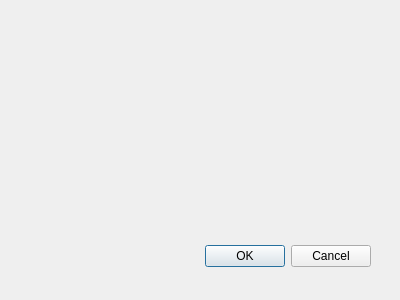
Old version of the form geo_randomizer_dialog_base.ui in the repository a-abdelkarim/GeoRandomizer.
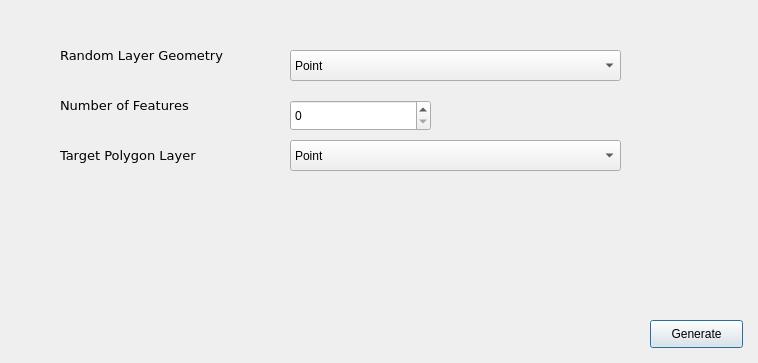
New version of the form.

Commit message: create base generator class && create point generator class && create generator factory method

```diff
--- a/geo_randomizer_dialog_base.ui
+++ b/geo_randomizer_dialog_base.ui
@@ -1,31 +1,156 @@
 <ui version="4.0" >
  <class>GeoRandomizerDialogBase</class>
- <widget class="QDialog" name="GeoRandomizerDialogBase" >
-  <property name="geometry" >
+ <widget class="QDialog" name="GeoRandomizerDialogBase">
+  <property name="geometry">
    <rect>
     <x>0</x>
     <y>0</y>
-    <width>400</width>
-    <height>300</height>
+    <width>758</width>
+    <height>363</height>
    </rect>
   </property>
   <property name="windowTitle" >
    <string>Geo Randomizer</string>
   </property>
-  <widget class="QDialogButtonBox" name="button_box" >
-   <property name="geometry" >
+  <widget class="QLabel" name="layer_geometry_label">
+   <property name="geometry">
     <rect>
-     <x>30</x>
-     <y>240</y>
-     <width>341</width>
-     <height>32</height>
+     <x>60</x>
+     <y>40</y>
+     <width>221</width>
+     <height>31</height>
     </rect>
    </property>
-   <property name="orientation" >
-    <enum>Qt::Horizontal</enum>
+   <property name="font">
+    <font>
+     <family>Verdana</family>
+     <pointsize>10</pointsize>
+     <weight>50</weight>
+     <bold>false</bold>
+    </font>
    </property>
-   <property name="standardButtons" >
-    <set>QDialogButtonBox::Cancel|QDialogButtonBox::Ok</set>
+   <property name="text">
+    <string>Random Layer Geometry</string>
+   </property>
+  </widget>
+  <widget class="QComboBox" name="layer_geometry_comboBox">
+   <property name="geometry">
+    <rect>
+     <x>290</x>
+     <y>50</y>
+     <width>331</width>
+     <height>31</height>
+    </rect>
+   </property>
+   <property name="font">
+    <font>
+     <pointsize>9</pointsize>
+    </font>
+   </property>
+   <item>
+    <property name="text">
+     <string>Point</string>
+    </property>
+   </item>
+   <item>
+    <property name="text">
+     <string>PolyLine</string>
+    </property>
+   </item>
+  </widget>
+  <widget class="QLabel" name="number_of_features_label">
+   <property name="geometry">
+    <rect>
+     <x>60</x>
+     <y>90</y>
+     <width>221</width>
+     <height>31</height>
+    </rect>
+   </property>
+   <property name="font">
+    <font>
+     <family>Verdana</family>
+     <pointsize>10</pointsize>
+     <weight>50</weight>
+     <bold>false</bold>
+    </font>
+   </property>
+   <property name="text">
+    <string>Number of Features</string>
+   </property>
+  </widget>
+  <widget class="QSpinBox" name="number_of_features_spinBox">
+   <property name="geometry">
+    <rect>
+     <x>290</x>
+     <y>100</y>
+     <width>141</width>
+     <height>31</height>
+    </rect>
+   </property>
+   <property name="font">
+    <font>
+     <pointsize>9</pointsize>
+    </font>
+   </property>
+  </widget>
+  <widget class="QLabel" name="target_polygon_layer_label">
+   <property name="geometry">
+    <rect>
+     <x>60</x>
+     <y>140</y>
+     <width>221</width>
+     <height>31</height>
+    </rect>
+   </property>
+   <property name="font">
+    <font>
+     <family>Verdana</family>
+     <pointsize>10</pointsize>
+     <weight>50</weight>
+     <bold>false</bold>
+    </font>
+   </property>
+   <property name="text">
+    <string>Target Polygon Layer</string>
+   </property>
+  </widget>
+  <widget class="QComboBox" name="target_layer_comboBox">
+   <property name="geometry">
+    <rect>
+     <x>290</x>
+     <y>140</y>
+     <width>331</width>
+     <height>31</height>
+    </rect>
+   </property>
+   <property name="font">
+    <font>
+     <pointsize>9</pointsize>
+    </font>
+   </property>
+   <item>
+    <property name="text">
+     <string>Point</string>
+    </property>
+   </item>
+   <item>
+    <property name="text">
+     <string>PolyLine</string>
+    </property>
+   </item>
+  </widget>
+  <widget class="QPushButton" name="generate_pushButton">
+   <property name="geometry">
+    <rect>
+     <x>650</x>
+     <y>320</y>
+     <width>93</width>
+     <height>28</height>
+    </rect>
+   </property>
+   <property name="text">
+    <string>Generate</string>
    </property>
   </widget>
  </widget>
```
Left out of the diff: 40 changed lines with no effect on the pictures. The commit also changes 8 other files.
